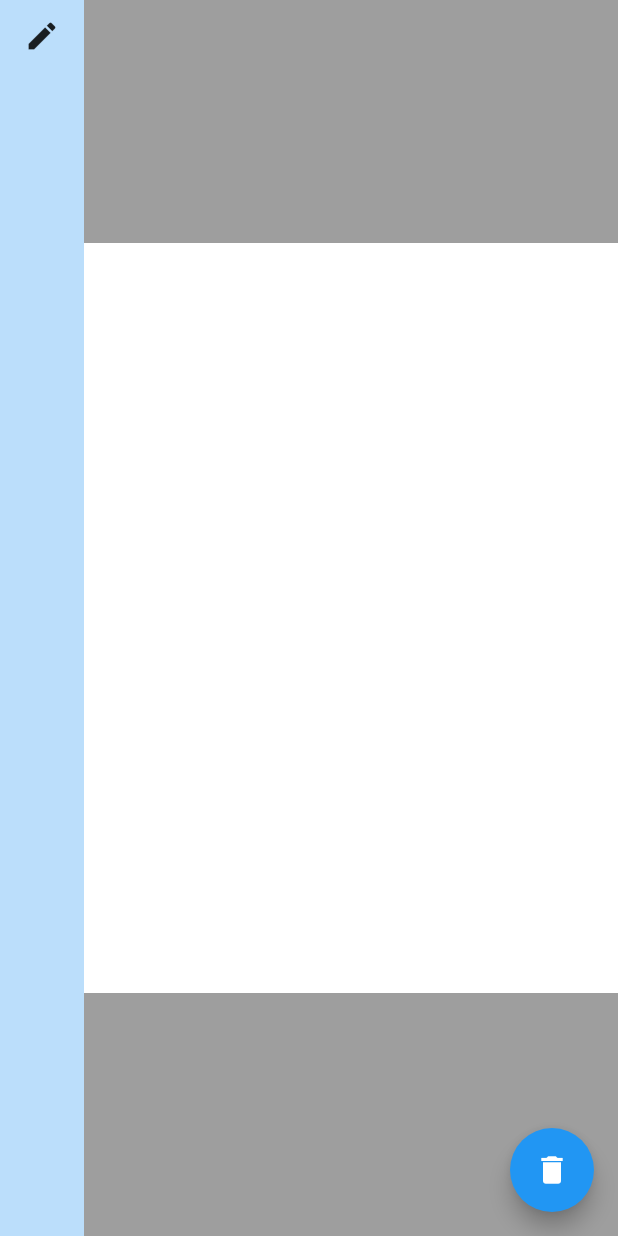
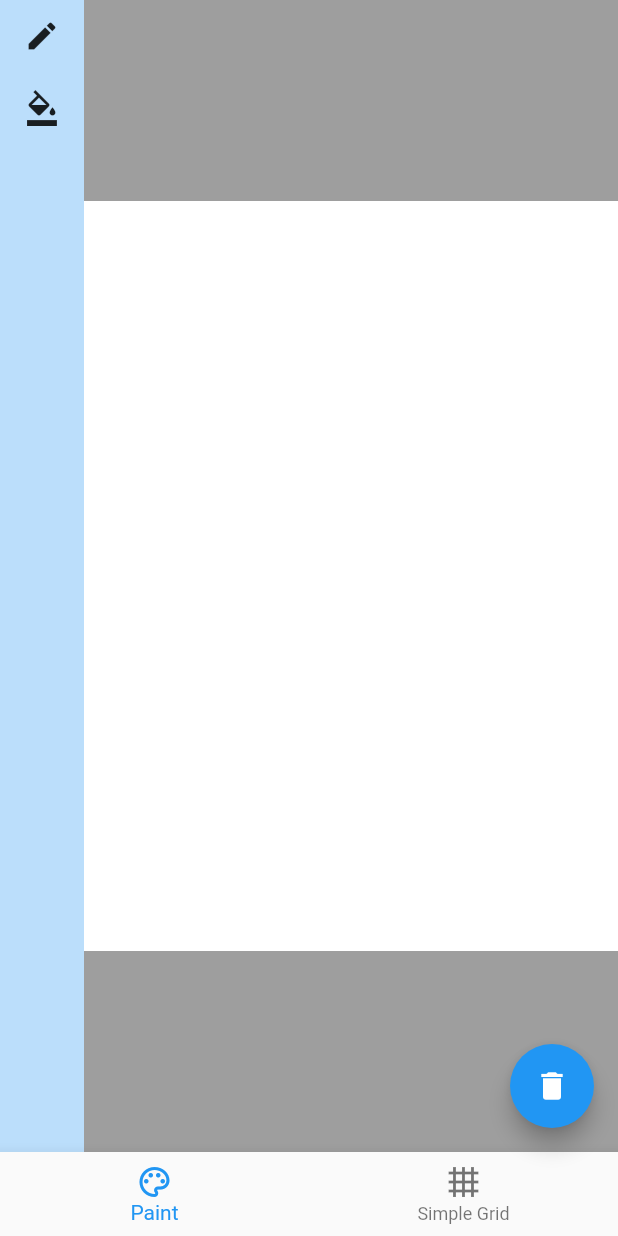
Before and after one commit to swissonid/flutter_paint, a Flutter app: the screen it shows after launch, on a phone screen of 412 x 824 dp. Run offline on Flutter 3.47's test engine with Material 2 defaults, Android fonts, the light colour scheme and no system bars.

Commit message:
Added simple canvas

```diff
--- a/lib/flutter_paint_app.dart
+++ b/lib/flutter_paint_app.dart
@@ -1,3 +1,4 @@
+import 'package:fill_problem/simple_canvas.dart';
 import 'package:flutter/material.dart';
 
 import 'flutter_paint_canvas.dart';
@@ -11,34 +12,87 @@
 
 class _FlutterPaintState extends State<FlutterPaint> {
   final _controller = FlutterPaintController();
+  int _selectedItem = 0;
+
   @override
   Widget build(BuildContext context) {
-    return Scaffold(
-      backgroundColor: Colors.grey,
-      body: Row(
-        children: [
-          const Menu(),
-          Expanded(
-            child: FlutterPaintCanvas(
-              controller: _controller,
-            ),
+    return DefaultTabController(
+      length: 2,
+      child: Scaffold(
+        bottomNavigationBar: BottomNavigationBar(
+          currentIndex: _selectedItem,
+          onTap: (index) {
+            setState(() {
+              _selectedItem = index;
+            });
+          },
+          items: const [
+            BottomNavigationBarItem(
+                icon: Icon(Icons.color_lens_outlined), label: 'Paint'),
+            BottomNavigationBarItem(
+              icon: Icon(Icons.grid_4x4_outlined),
+              label: 'Simple Grid',
             ),
           ],
         ),
-      floatingActionButton: FloatingActionButton(
+        backgroundColor: Colors.grey,
+        body: AnimatedSwitcher(
+          duration: const Duration(milliseconds: 250),
+          child: _selectedItem == 0
+              ? _InterFlutterPaint(controller: _controller)
+              : const SimpleCanvas(),
+        ),
+        floatingActionButton: _selectedItem == 0
+            ? FloatingActionButton(
                 onPressed: () {
                   setState(() {
                     _controller.clear();
                   });
                 },
                 child: const Icon(Icons.delete),
+              )
+            : null,
       ),
     );
   }
 }
 
+class _InterFlutterPaint extends StatelessWidget {
+  final FlutterPaintController controller;
+
+  const _InterFlutterPaint({super.key, required this.controller});
+  @override
+  Widget build(BuildContext context) {
+    return Row(
+      children: [
+        Menu(
+          selectedIndex: 0,
+          menuItems: [
+            IconButton(
+              onPressed: () {},
+              icon: const Icon(Icons.edit),
+            ),
+            IconButton(
+              onPressed: () {},
+              icon: const Icon(Icons.format_color_fill_outlined),
+            )
+          ],
+        ),
+        Expanded(
+          child: FlutterPaintCanvas(
+            controller: controller,
+          ),
+        ),
+      ],
+    );
+  }
+}
+
 class Menu extends StatelessWidget {
-  const Menu({Key? key}) : super(key: key);
+  final int selectedIndex;
+  final List<Widget> menuItems;
+  const Menu({Key? key, required this.selectedIndex, required this.menuItems})
+      : super(key: key);
 
   @override
   Widget build(BuildContext context) {
@@ -46,7 +100,7 @@
       decoration: BoxDecoration(color: Theme.of(context).primaryColorLight),
       width: 56,
       child: Column(
-        children: [IconButton(onPressed: () {}, icon: const Icon(Icons.edit))],
+        children: [...menuItems],
       ),
     );
   }
--- a/lib/flutter_paint_canvas.dart
+++ b/lib/flutter_paint_canvas.dart
@@ -40,7 +40,14 @@
     _shapes.clear();
   }
 
-  List<Shape> get shapes => _shapes;
+  List<Shape> get shapes => [..._shapes];
+  List<Offset> get allPoints {
+    final offsets = <Offset>[];
+    for (var shape in shapes) {
+      offsets.addAll(shape.points);
+    }
+    return offsets;
+  }
 }
 
 class FlutterPaintCanvas extends StatefulWidget {
@@ -95,6 +102,8 @@
   Widget build(BuildContext context) {
     _afterEachBuild();
     return Center(
+      child: MouseRegion(
+        // cursor: SystemMouseCursors.,
         child: GestureDetector(
           onPanStart: (details) {
             if (_notAllowToPaint(details.globalPosition)) return;
@@ -128,6 +137,7 @@
                 paintTool: _controller._currentPaintTool,
                 shapeUnderConstruction: _controller._shapeUnderConstruction,
                 shapes: _controller.shapes,
+              ),
             ),
           ),
         ),
```
Also changed, not shown: lib/shape.dart (+1 -13 lines), lib/simple_canvas.dart (added, +67 -0 lines). Lines whose indentation alone changed are shown as unchanged.
